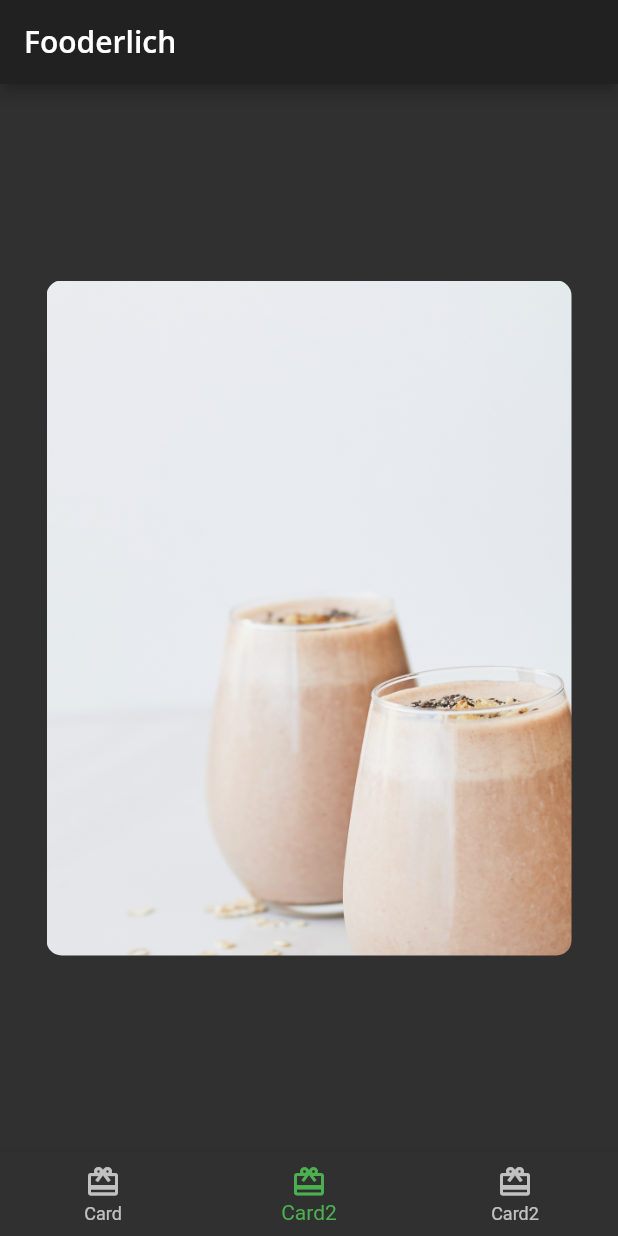
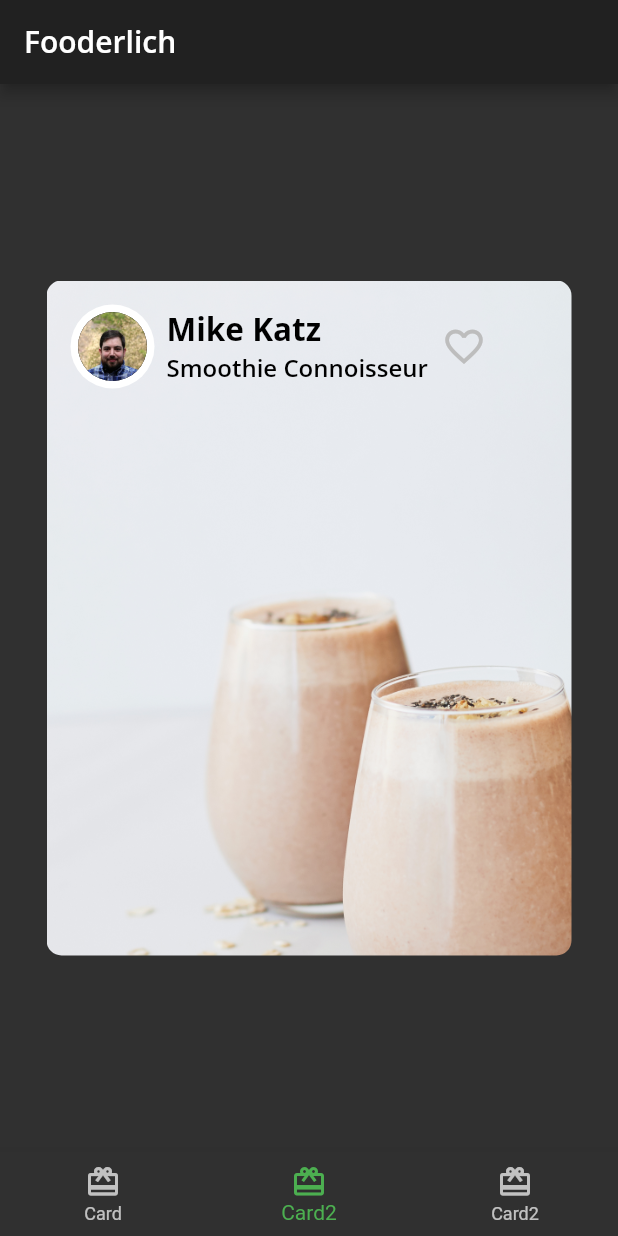
Before and after one commit to akgmage/fooder_lich, a Flutter app: the screen it shows after launch, item 2 of the bottom bar chosen, on a phone screen of 412 x 824 dp. Run offline on Flutter 3.47's test engine with Material 2 defaults, Android fonts, the phone set to English and light mode, and no system bars; our stand-ins replace google_fonts.

Commit message:
AuthorCard as first children of Column

```diff
--- a/lib/card2.dart
+++ b/lib/card2.dart
@@ -1,4 +1,5 @@
 import 'package:flutter/material.dart';
+import 'author_card.dart';
 
 class Card2 extends StatelessWidget {
   const Card2({Key? key}) : super(key: key);
@@ -15,7 +16,12 @@ class Card2 extends StatelessWidget {
           borderRadius: BorderRadius.all(Radius.circular(10.0)),
         ),
         child: Column(
-          children: [],
+          children: const [
+            AuthorCard(
+                authorName: 'Mike Katz',
+                title: 'Smoothie Connoisseur',
+                imageProvider: AssetImage('assets/author_katz.jpeg')),
+          ],
         ),
       ),
     );
```
